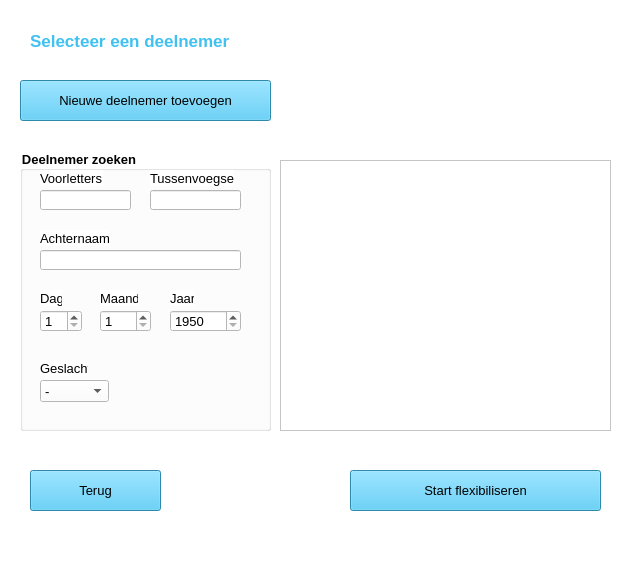
Alwin1234567/AR-project, file deelnemerselectie.ui: the form before one commit.
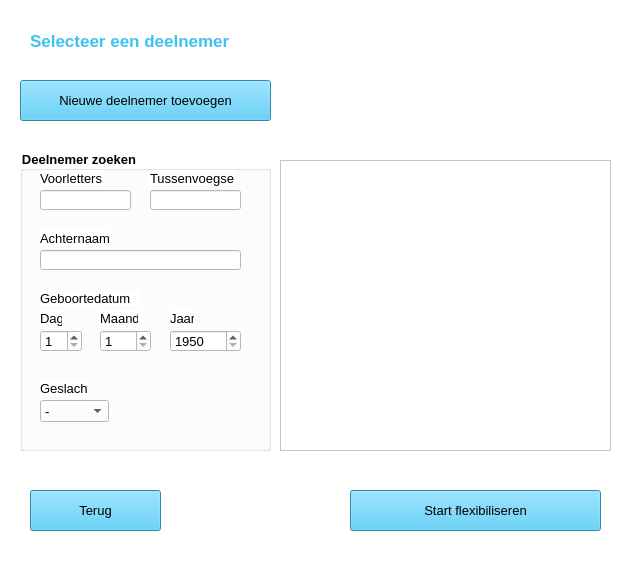
The form after the commit. Icons and pictures are not drawn.

Commit message: Label "geboortedatum" toegevoegd bij de schermen selectie en toevoegen en kleine verbeteringen in de code voor het toevoegen van een deelnemer

```diff
--- a/deelnemerselectie.ui
+++ b/deelnemerselectie.ui
@@ -7,7 +7,7 @@
     <x>0</x>
     <y>0</y>
     <width>634</width>
-    <height>568</height>
+    <height>583</height>
    </rect>
   </property>
   <property name="windowTitle">
@@ -63,7 +63,7 @@
     <property name="geometry">
      <rect>
       <x>350</x>
-      <y>470</y>
+      <y>490</y>
       <width>251</width>
       <height>41</height>
      </rect>
@@ -86,7 +86,7 @@
       <x>280</x>
       <y>160</y>
       <width>331</width>
-      <height>271</height>
+      <height>291</height>
      </rect>
     </property>
     <property name="font">
@@ -101,7 +101,7 @@
       <x>20</x>
       <y>150</y>
       <width>251</width>
-      <height>281</height>
+      <height>301</height>
      </rect>
     </property>
     <property name="font">
@@ -151,7 +151,7 @@
      <property name="geometry">
       <rect>
        <x>80</x>
-       <y>140</y>
+       <y>160</y>
        <width>38</width>
        <height>16</height>
       </rect>
@@ -169,7 +169,7 @@
      <property name="geometry">
       <rect>
        <x>80</x>
-       <y>160</y>
+       <y>180</y>
        <width>51</width>
        <height>22</height>
       </rect>
@@ -190,7 +190,7 @@
      <property name="geometry">
       <rect>
        <x>20</x>
-       <y>160</y>
+       <y>180</y>
        <width>42</width>
        <height>22</height>
       </rect>
@@ -277,7 +277,7 @@
      <property name="geometry">
       <rect>
        <x>20</x>
-       <y>230</y>
+       <y>250</y>
        <width>69</width>
        <height>22</height>
       </rect>
@@ -307,7 +307,7 @@
      <property name="geometry">
       <rect>
        <x>20</x>
-       <y>210</y>
+       <y>230</y>
        <width>48</width>
        <height>16</height>
       </rect>
@@ -325,7 +325,7 @@
      <property name="geometry">
       <rect>
        <x>20</x>
-       <y>140</y>
+       <y>160</y>
        <width>22</width>
        <height>16</height>
       </rect>
@@ -343,7 +343,7 @@
      <property name="geometry">
       <rect>
        <x>150</x>
-       <y>160</y>
+       <y>180</y>
        <width>71</width>
        <height>22</height>
       </rect>
@@ -364,7 +364,7 @@
      <property name="geometry">
       <rect>
        <x>150</x>
-       <y>140</y>
+       <y>160</y>
        <width>24</width>
        <height>16</height>
       </rect>
@@ -378,6 +378,30 @@
       <string>Jaar</string>
      </property>
     </widget>
+    <widget class="QLabel" name="label_11">
+     <property name="geometry">
+      <rect>
+       <x>20</x>
+       <y>140</y>
+       <width>101</width>
+       <height>16</height>
+      </rect>
+     </property>
+     <property name="sizePolicy">
+      <sizepolicy hsizetype="Fixed" vsizetype="Fixed">
+       <horstretch>0</horstretch>
+       <verstretch>0</verstretch>
+      </sizepolicy>
+     </property>
+     <property name="font">
+      <font>
+       <pointsize>10</pointsize>
+      </font>
+     </property>
+     <property name="text">
+      <string>Geboortedatum</string>
+     </property>
+    </widget>
    </widget>
    <widget class="QLabel" name="label_9">
     <property name="geometry">
@@ -406,7 +430,7 @@
     <property name="geometry">
      <rect>
       <x>30</x>
-      <y>470</y>
+      <y>490</y>
       <width>131</width>
       <height>41</height>
      </rect>
@@ -429,7 +453,7 @@
     <property name="geometry">
      <rect>
       <x>30</x>
-      <y>430</y>
+      <y>450</y>
       <width>571</width>
       <height>31</height>
      </rect>
```
The commit also changes 3 other files.
